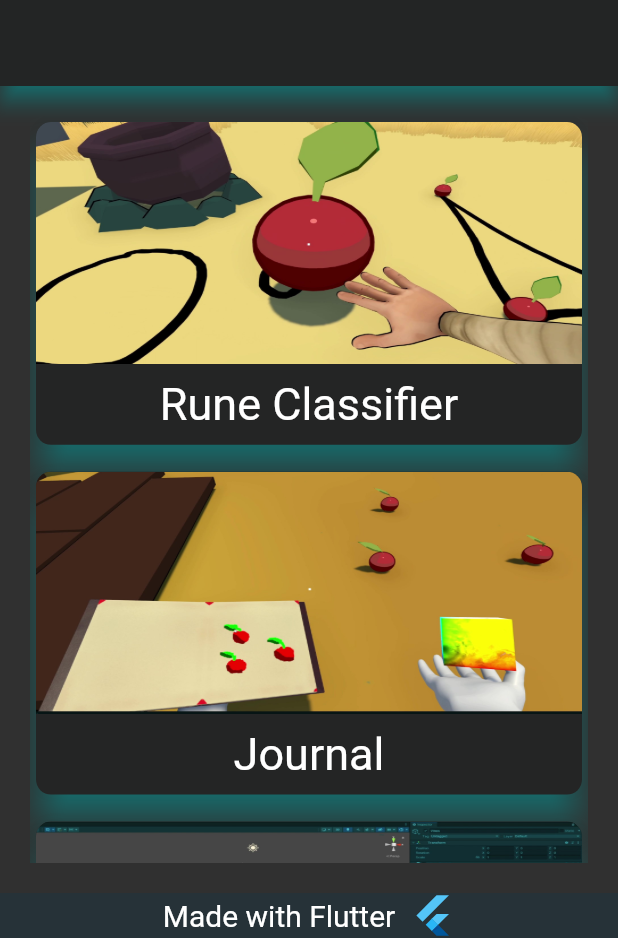
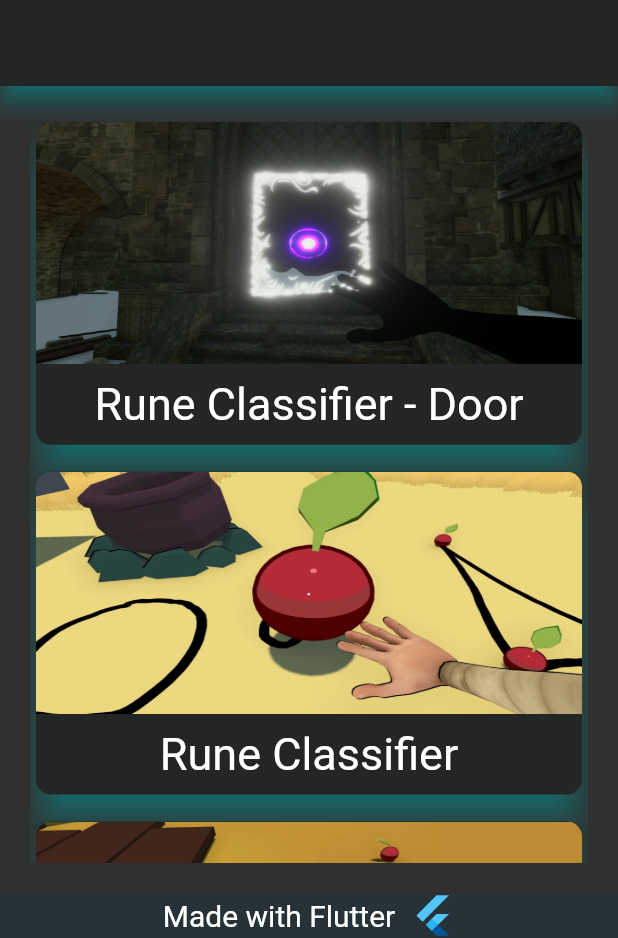
Before and after one commit to Sullivanml299/msullivan-portfolio, a Flutter app: the screen it shows after launch, on a phone screen of 412 x 824 dp, the part 298-1236 px from its top. Run offline on Flutter 3.47's test engine with Material 2 defaults, Android fonts, the phone set to English and light mode, and no system bars; drawn by our look-alikes of auto_size_text; our stand-ins replace google_fonts; missing offline and left inert: dart:html; statements that could not run were skipped.

Commit message:
removed some less intersting projects. Added door project

```diff
--- a/lib/data/entry_data.dart
+++ b/lib/data/entry_data.dart
@@ -18,6 +18,19 @@ enum DisplayType { unity, unreal, webgl, ludum, resume }
 //UNITY
 
 List<EntryData> UnityEntryList = [
+  EntryData(
+      title: "Rune Classifier - Door",
+      description: "Runtime image-classifier magic system prototype.\n\n"
+          "ConvNet classifier trained using PyTorch and exported to ONNX format."
+          " Network was trained using 100 base images for the rune,"
+          " augmented to 1000 images using random transformations."
+          " Implemented in Unity using Barracuda."
+          " Door effect is made using a second camera and some 3D transformation Matrices."
+          " Shaders were made using ShaderGraph.",
+      imgPath: "assets/images/Door_Still.jpg",
+      gifPath: "assets/images/Door.gif",
+      youtubeLink:
+          "https://www.youtube.com/embed/6qEjTg_EeIM?si=tdM2VxBUrr-Qe6QD"),
   EntryData(
       title: "Rune Classifier",
       description: "Runtime image-classifier magic system prototype.\n\n"
@@ -46,14 +59,6 @@ List<EntryData> UnityEntryList = [
       gifPath: "assets/images/vines.gif",
       youtubeLink: "https://www.youtube.com/embed/o1fiW7CzJvE"),
   EntryData(
-      title: "State Machine AI",
-      description: "Simple state machine enemy AI for the bear and mushrooms."
-          " The color cube is the target."
-          " Enemy models are free assets from the Unity Asset Store.",
-      imgPath: "assets/images/bear_still.jpg",
-      gifPath: "assets/images/bear.gif",
-      youtubeLink: "https://www.youtube.com/embed/xc6XH3HuEfY"),
-  EntryData(
       title: "Watchers",
       description: "Experimenting with shaders in Unity.",
       imgPath: "assets/images/watchers_still.jpg",
@@ -66,19 +71,6 @@ List<EntryData> UnityEntryList = [
       imgPath: "assets/images/breakout_still.jpg",
       gifPath: "assets/images/breakout.gif",
       youtubeLink: "https://www.youtube.com/embed/jTD17VrgdiE"),
-  EntryData(
-      title: "FMOD - Train",
-      description:
-          "Playing with FMOD. All audio tracks used were self-made using Finale software.",
-      imgPath: "assets/images/train_still.jpg",
-      gifPath: "assets/images/train.gif",
-      youtubeLink: "https://www.youtube.com/embed/61BsdPnK_pg"),
-  EntryData(
-      title: "Fun with Quaternions",
-      description: "Playing with Quaternions.",
-      imgPath: "assets/images/rotations_still.jpg",
-      gifPath: "assets/images/rotations.gif",
-      youtubeLink: "https://www.youtube.com/embed/P4_sIS0uxvI"),
 ];
 
 //UNREAL
--- a/lib/details_pane.dart
+++ b/lib/details_pane.dart
@@ -2,7 +2,6 @@ import 'package:auto_size_text/auto_size_text.dart';
 import 'package:flutter/material.dart';
 import 'package:msullivan_portfolio/data/entry_data.dart';
 import 'package:msullivan_portfolio/utils/color_switcher.dart';
-import 'package:msullivan_portfolio/utils/youtube_player.dart';
 
 class DetailsPane extends StatefulWidget {
   const DetailsPane(
--- a/lib/entry.dart
+++ b/lib/entry.dart
@@ -2,8 +2,6 @@ import 'package:auto_size_text/auto_size_text.dart';
 import 'package:flutter/material.dart';
 import 'package:msullivan_portfolio/data/entry_data.dart';
 import 'package:msullivan_portfolio/utils/color_switcher.dart';
-
-import 'utils/youtube_player.dart';
 
 class Entry extends StatefulWidget {
   const Entry(
```
Also changed, not shown: pubspec.yaml (+2 -6 lines), assets/images/Bear_still.jpg (deleted), assets/images/Door_Still.jpg (added), assets/images/rotations_still.jpg (deleted), assets/images/train_still.jpg (deleted), pubspec.lock, 1 other file.
